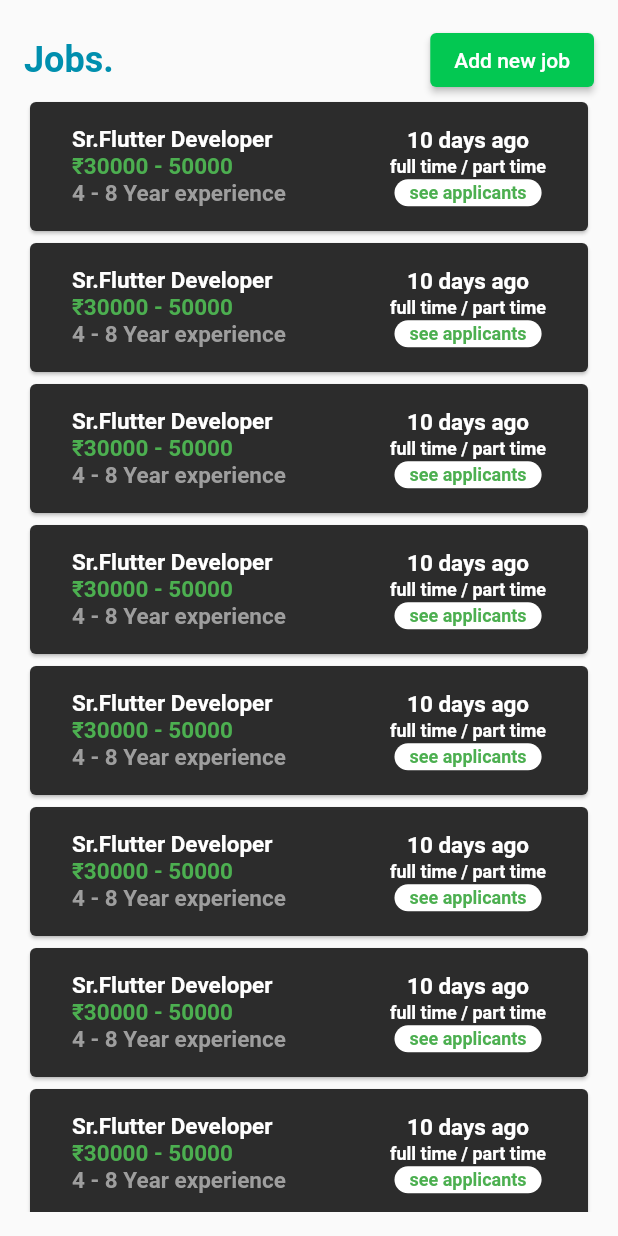
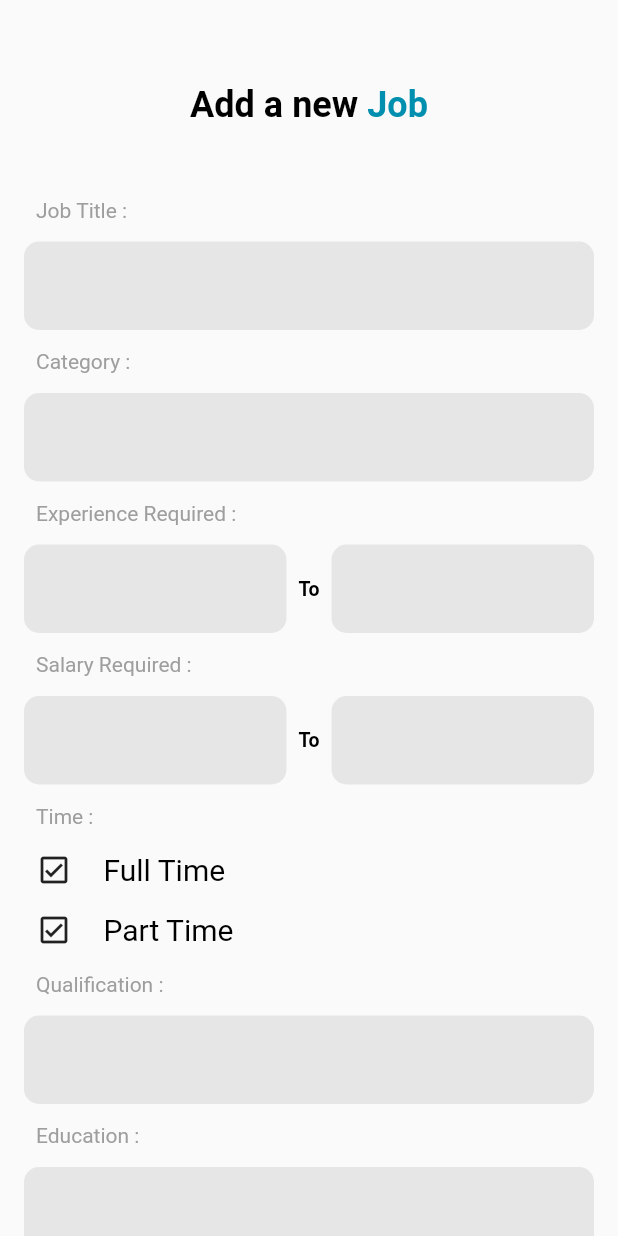
Before and after one commit to ArshadZanin/company_JobsWay, a Flutter app: the JobsPage screen opened directly, after a tap on "Add new job", on a phone screen of 412 x 824 dp. Run offline on Flutter 3.47's test engine with Material 2 defaults, Android fonts, the phone set to English and light mode, and no system bars; our stand-ins replace carousel_slider, font_awesome_flutter, get.

Commit message:
Ui completed

```diff
--- /dev/null
+++ b/lib/pages/add_job.dart
@@ -0,0 +1,176 @@
+import 'package:flutter/material.dart';
+import 'package:get/get.dart';
+import 'package:jobs_way_company/controller/widget_controller.dart';
+import 'package:jobs_way_company/pages/choose_plan_page.dart';
+
+class AddJobPage extends StatefulWidget {
+  const AddJobPage({Key? key}) : super(key: key);
+
+  @override
+  _AddJobPageState createState() => _AddJobPageState();
+}
+
+class _AddJobPageState extends State<AddJobPage> {
+  final widgets = Get.put(WidgetController());
+
+  ///assign controllers
+  final jobTitle = TextEditingController();
+  final category = TextEditingController();
+  final experienceFrom = TextEditingController();
+  final experienceTo = TextEditingController();
+  final salaryFrom = TextEditingController();
+  final salaryTo = TextEditingController();
+  final qualification = TextEditingController();
+  final education = TextEditingController();
+  final language = TextEditingController();
+  final skills = TextEditingController();
+  int partTime = 1;
+  int fullTime = 1;
+
+  @override
+  Widget build(BuildContext context) {
+    return SafeArea(
+      child: Scaffold(
+        body: SingleChildScrollView(
+          child: Padding(
+            padding: const EdgeInsets.all(16.0),
+            child: Column(
+              crossAxisAlignment: CrossAxisAlignment.start,
+              children: [
+                Padding(
+                  padding: const EdgeInsets.symmetric(
+                    vertical: 40.0,
+                  ),
+                  child: widgets.headingTexts(
+                      blackText: 'Add a new ', colorText: 'Job'),
+                ),
+                widgets.textWidget(
+                    text: 'Job Title :', size: 14, color: Colors.grey),
+                widgets.textFieldGrey(textController: jobTitle),
+                widgets.textWidget(
+                    text: 'Category :', size: 14, color: Colors.grey),
+                widgets.textFieldGrey(textController: category),
+                widgets.textWidget(
+                    text: 'Experience Required :',
+                    size: 14,
+                    color: Colors.grey),
+                Row(
+                  children: [
+                    Expanded(
+                      child:
+                          widgets.textFieldGrey(textController: experienceFrom),
+                    ),
+                    widgets.textWidget(
+                      text: 'To',
+                      size: 13,
+                      bold: true,
+                    ),
+                    Expanded(
+                      child:
+                          widgets.textFieldGrey(textController: experienceTo),
+                    ),
+                  ],
+                ),
+                widgets.textWidget(
+                    text: 'Salary Required :', size: 14, color: Colors.grey),
+                Row(
+                  children: [
+                    Expanded(
+                      child: widgets.textFieldGrey(textController: salaryFrom),
+                    ),
+                    widgets.textWidget(
+                      text: 'To',
+                      size: 13,
+                      bold: true,
+                    ),
+                    Expanded(
+                      child: widgets.textFieldGrey(textController: salaryTo),
+                    ),
+                  ],
+                ),
+                widgets.textWidget(
+                    text: 'Time :', size: 14, color: Colors.grey),
+                InkWell(
+                  onTap: () {
+                    fullTime == 1 ? fullTime = 0 : fullTime = 1;
+                    setState(() {});
+                  },
+                  child: Row(
+                    children: [
+                      Padding(
+                        padding: const EdgeInsets.all(8.0),
+                        child: Icon(
+                          fullTime == 1
+                              ? Icons.check_box_outlined
+                              : Icons.check_box_outline_blank,
+                          // color: const Color(0xFF004756),
+                        ),
+                      ),
+                      const SizedBox(
+                        width: 5,
+                      ),
+                      widgets.textWidget(text: 'Full Time'),
+                    ],
+                  ),
+                ),
+                InkWell(
+                  onTap: () {
+                    partTime == 1 ? partTime = 0 : partTime = 1;
+                    setState(() {});
+                  },
+                  child: Row(
+                    children: [
+                      Padding(
+                        padding: const EdgeInsets.all(8.0),
+                        child: Icon(
+                          partTime == 1
+                              ? Icons.check_box_outlined
+                              : Icons.check_box_outline_blank,
+                          // color: const Color(0xFF004756),
+                        ),
+                      ),
+                      const SizedBox(
+                        width: 5,
+                      ),
+                      widgets.textWidget(text: 'Part Time'),
+                    ],
+                  ),
+                ),
+                widgets.textWidget(
+                    text: 'Qualification :', size: 14, color: Colors.grey),
+                widgets.textFieldGrey(textController: qualification),
+                widgets.textWidget(
+                    text: 'Education :', size: 14, color: Colors.grey),
+                widgets.textFieldGrey(textController: education),
+                widgets.textWidget(
+                    text: 'Language :', size: 14, color: Colors.grey),
+                widgets.textFieldGrey(
+                    label: 'Separate by coma', textController: language),
+                widgets.textWidget(
+                    text: 'Skills :', size: 14, color: Colors.grey),
+                widgets.textFieldGrey(
+                    label: 'Separate by coma', textController: category),
+                Padding(
+                  padding: const EdgeInsets.all(18.0),
+                  child: Center(
+                    child: widgets.textColorButton(
+                      text: 'Proceed to Payment',
+                      onPress: () {
+                        Navigator.pushReplacement(
+                          context,
+                          MaterialPageRoute(
+                            builder: (_) => const ChoosePlanPage(),
+                          ),
+                        );
+                      },
+                    ),
+                  ),
+                ),
+              ],
+            ),
+          ),
+        ),
+      ),
+    );
+  }
+}
--- a/lib/pages/jobs_page.dart
+++ b/lib/pages/jobs_page.dart
@@ -1,6 +1,7 @@
 import 'package:flutter/material.dart';
 import 'package:get/get.dart';
 import 'package:jobs_way_company/controller/widget_controller.dart';
+import 'package:jobs_way_company/pages/add_job.dart';
 
 class JobsPage extends StatefulWidget {
   const JobsPage({Key? key}) : super(key: key);
@@ -10,7 +11,6 @@ class JobsPage extends StatefulWidget {
 }
 
 class _JobsPageState extends State<JobsPage> {
-
   final widgets = Get.put(WidgetController());
 
   @override
@@ -24,21 +24,29 @@ class _JobsPageState extends State<JobsPage> {
               mainAxisAlignment: MainAxisAlignment.spaceBetween,
               children: [
                 widgets.headingVersaTexts(colorText: 'Jobs.'),
-                widgets.greenButton(label: 'Add new job',onPress: (){}),
+                widgets.greenButton(
+                    label: 'Add new job',
+                    onPress: () {
+                      Navigator.push(
+                        context,
+                        MaterialPageRoute(
+                          builder: (_) => const AddJobPage(),
+                        ),
+                      );
+                    },),
               ],
             ),
             Expanded(
               child: ListView.builder(
                   itemCount: 50,
-                  itemBuilder: (context, index){
+                  itemBuilder: (context, index) {
                     return widgets.jobCardBlack(
-                        postTime: '10 days',
-                        jobName: 'Sr.Flutter Developer',
+                      postTime: '10 days',
+                      jobName: 'Sr.Flutter Developer',
                       salaryRange: '30000 - 50000',
                       experience: '4 - 8 Year',
                     );
-                  }
-              ),
+                  }),
             ),
           ],
         ),
--- a/pubspec.yaml
+++ b/pubspec.yaml
@@ -36,6 +36,7 @@ dependencies:
   cupertino_icons: ^1.0.2
   get: ^4.5.1
   font_awesome_flutter: ^9.2.0
+  carousel_slider: ^4.0.0
 
 dev_dependencies:
   flutter_test:
```
Also changed, not shown: lib/pages/choose_plan_page.dart (added, +353 -0 lines), lib/pages/result_payment_page.dart (added, +42 -0 lines), pubspec.lock.
